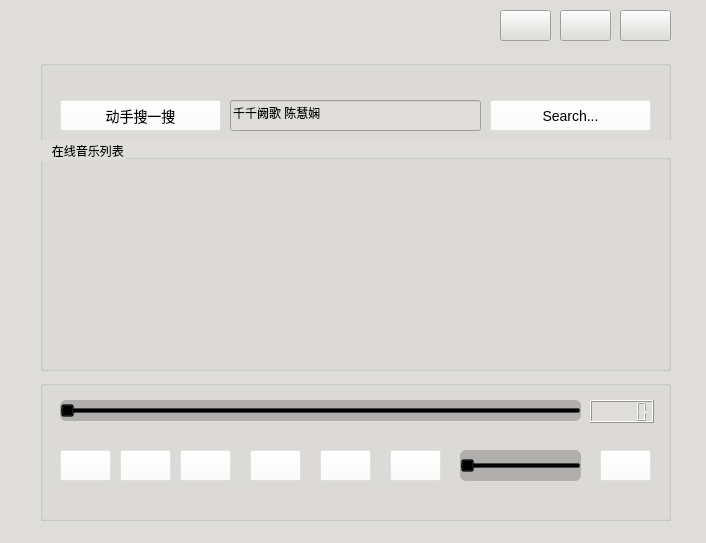
Above: mainwindow.ui from NGUAlexZhang/ubuntu-music-player before the change. Below: the same form after it.
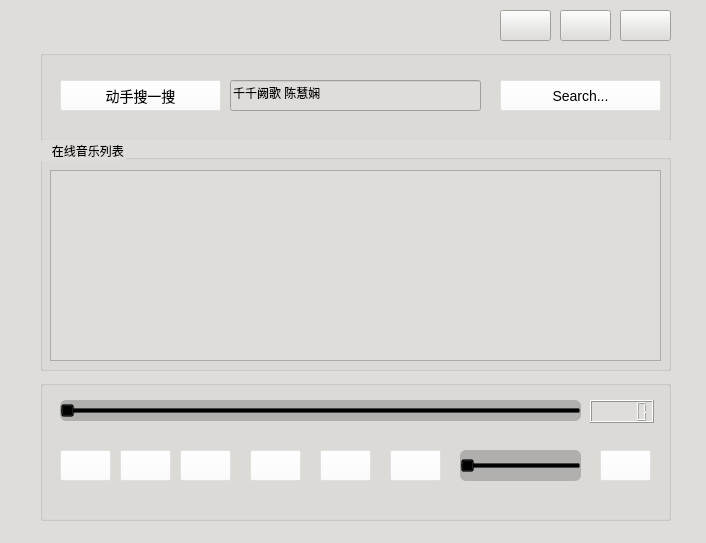
That is the form after the change. Icons and pictures are not drawn.

Commit message: add:search songs

Diff of the .ui file:
```diff
--- a/mainwindow.ui
+++ b/mainwindow.ui
@@ -63,11 +63,23 @@
      </size>
     </property>
    </widget>
+   <widget class="QGroupBox" name="groupBox">
+    <property name="geometry">
+     <rect>
+      <x>40</x>
+      <y>50</y>
+      <width>631</width>
+      <height>91</height>
+     </rect>
+    </property>
+    <property name="title">
+     <string/>
+    </property>
    <widget class="QPushButton" name="pushButton_St">
     <property name="geometry">
      <rect>
-      <x>60</x>
-      <y>100</y>
+       <x>20</x>
+       <y>30</y>
       <width>161</width>
       <height>31</height>
      </rect>
@@ -106,11 +118,27 @@
      </size>
     </property>
    </widget>
+    <widget class="QLineEdit" name="lineEdit_InputSongs">
+     <property name="geometry">
+      <rect>
+       <x>190</x>
+       <y>30</y>
+       <width>251</width>
+       <height>31</height>
+      </rect>
+     </property>
+     <property name="styleSheet">
+      <string notr="true">color: black</string>
+     </property>
+     <property name="text">
+      <string>千千阙歌 陈慧娴</string>
+     </property>
+    </widget>
    <widget class="QPushButton" name="pushButton_Search">
     <property name="geometry">
      <rect>
-      <x>490</x>
-      <y>100</y>
+       <x>460</x>
+       <y>30</y>
       <width>161</width>
       <height>31</height>
      </rect>
@@ -140,44 +168,6 @@
      </size>
     </property>
    </widget>
-   <widget class="QLineEdit" name="lineEdit_InputSongs">
-    <property name="geometry">
-     <rect>
-      <x>230</x>
-      <y>100</y>
-      <width>251</width>
-      <height>31</height>
-     </rect>
-    </property>
-    <property name="styleSheet">
-     <string notr="true">color: black</string>
-    </property>
-    <property name="text">
-     <string>千千阙歌 陈慧娴</string>
-    </property>
-   </widget>
-   <widget class="QGroupBox" name="groupBox">
-    <property name="geometry">
-     <rect>
-      <x>40</x>
-      <y>60</y>
-      <width>631</width>
-      <height>91</height>
-     </rect>
-    </property>
-    <property name="title">
-     <string/>
-    </property>
-   </widget>
-   <widget class="QPlainTextEdit" name="plainTextEdit">
-    <property name="geometry">
-     <rect>
-      <x>50</x>
-      <y>170</y>
-      <width>611</width>
-      <height>191</height>
-     </rect>
-    </property>
    </widget>
    <widget class="QGroupBox" name="groupBox_SongList">
     <property name="geometry">
@@ -194,6 +184,16 @@
     <property name="title">
      <string>   在线音乐列表</string>
     </property>
+    <widget class="QPlainTextEdit" name="plainTextEdit_SongList">
+     <property name="geometry">
+      <rect>
+       <x>10</x>
+       <y>30</y>
+       <width>611</width>
+       <height>191</height>
+      </rect>
+     </property>
+    </widget>
    </widget>
    <widget class="QPushButton" name="pushButton_AddSong">
     <property name="geometry">
```
Left out of the diff: 6 changed lines with no effect on the pictures. Lines whose indentation alone changed are shown as unchanged. The commit also changes 4 other files.
